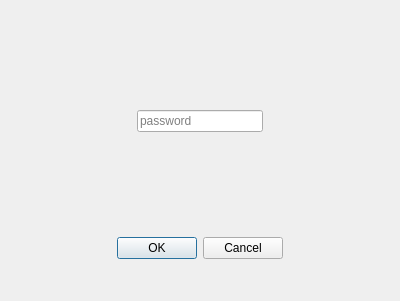
The window that src/peakinvestigator/include/OpenMS/TRANSFORMATIONS/RAW2PEAK/PEAKINVESTIGATOR/DIALOGS/UIC/GUIPasswordDialog.ui (Veritomyx/OpenMS) describes before a commit, drawn with Qt 5.
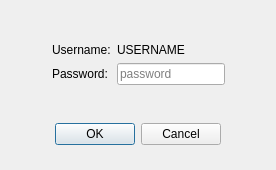
The same window after the commit.

Commit message: PI lib: make the password dialog a bit nicer

```diff
--- a/src/peakinvestigator/include/OpenMS/TRANSFORMATIONS/RAW2PEAK/PEAKINVESTIGATOR/DIALOGS/UIC/GUIPasswordDialog.ui
+++ b/src/peakinvestigator/include/OpenMS/TRANSFORMATIONS/RAW2PEAK/PEAKINVESTIGATOR/DIALOGS/UIC/GUIPasswordDialog.ui
@@ -6,8 +6,8 @@
    <rect>
     <x>0</x>
     <y>0</y>
-    <width>400</width>
-    <height>301</height>
+    <width>276</width>
+    <height>170</height>
    </rect>
   </property>
   <property name="windowTitle">
@@ -25,7 +25,7 @@
      <property name="sizeHint" stdset="0">
       <size>
        <width>20</width>
-       <height>69</height>
+       <height>20</height>
       </size>
      </property>
     </spacer>
@@ -37,15 +37,33 @@
        <property name="orientation">
         <enum>Qt::Horizontal</enum>
        </property>
+       <property name="sizeType">
+        <enum>QSizePolicy::MinimumExpanding</enum>
+       </property>
        <property name="sizeHint" stdset="0">
         <size>
-         <width>40</width>
+         <width>20</width>
          <height>20</height>
         </size>
        </property>
       </spacer>
      </item>
      <item>
+      <layout class="QGridLayout" name="gridLayout">
+       <item row="0" column="1">
+        <widget class="QLabel" name="usernameText">
+         <property name="sizePolicy">
+          <sizepolicy hsizetype="Expanding" vsizetype="Fixed">
+           <horstretch>0</horstretch>
+           <verstretch>0</verstretch>
+          </sizepolicy>
+         </property>
+         <property name="text">
+          <string>USERNAME</string>
+         </property>
+        </widget>
+       </item>
+       <item row="2" column="1">
       <widget class="QLineEdit" name="lineEdit">
        <property name="echoMode">
         <enum>QLineEdit::Password</enum>
@@ -55,14 +73,33 @@
        </property>
       </widget>
      </item>
+       <item row="2" column="0">
+        <widget class="QLabel" name="passwordLabel">
+         <property name="text">
+          <string>Password:</string>
+         </property>
+        </widget>
+       </item>
+       <item row="0" column="0">
+        <widget class="QLabel" name="usernameLabel">
+         <property name="text">
+          <string>Username:</string>
+         </property>
+        </widget>
+       </item>
+      </layout>
+     </item>
      <item>
       <spacer name="rightSpacer">
        <property name="orientation">
         <enum>Qt::Horizontal</enum>
        </property>
+       <property name="sizeType">
+        <enum>QSizePolicy::MinimumExpanding</enum>
+       </property>
        <property name="sizeHint" stdset="0">
         <size>
-         <width>40</width>
+         <width>20</width>
          <height>20</height>
         </size>
        </property>
@@ -81,7 +118,7 @@
      <property name="sizeHint" stdset="0">
       <size>
        <width>20</width>
-       <height>69</height>
+       <height>20</height>
       </size>
      </property>
     </spacer>
```
Left out of the diff: 4 changed lines with no effect on the pictures. Lines whose indentation alone changed are shown as unchanged. The commit also changes 8 other files.
